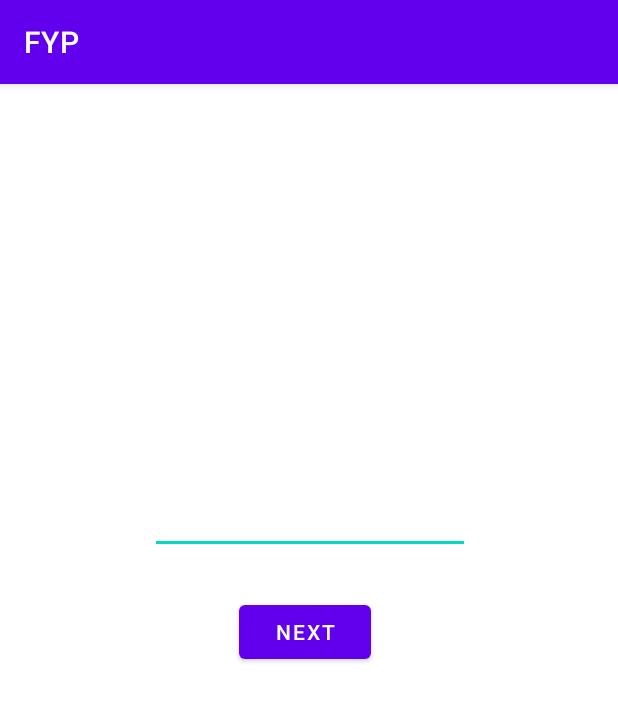
After one commit to Buster-00/OpenCV-based-Android-faceRecognition-app, an Android app: the RegisterActivity screen opened directly, with no data from a screen before it, on a phone screen of 412 x 824 dp. The commit adds this screen. Shown: the top 701 px of the screen. Run offline under Robolectric (Android 15) with nearby library versions, the phone set to English and light mode, and no system bars.

Commit message:
NameAcitivty

```diff
--- a/app/src/main/AndroidManifest.xml
+++ b/app/src/main/AndroidManifest.xml
@@ -19,6 +19,7 @@
         android:roundIcon="@mipmap/ic_launcher_round"
         android:supportsRtl="true"
         android:theme="@style/Theme.FYP">
+        <activity android:name=".RegisterActivity"></activity>
         <activity android:name=".login.LoginActivity">
             <intent-filter>
                 <action android:name="android.intent.action.MAIN" />
--- /dev/null
+++ b/app/src/main/java/com/fyp/RegisterActivity.java
@@ -0,0 +1,45 @@
+package com.fyp;
+
+import androidx.appcompat.app.AppCompatActivity;
+
+import android.content.Intent;
+import android.os.Bundle;
+import android.view.View;
+import android.widget.Button;
+import android.widget.EditText;
+
+public class RegisterActivity extends AppCompatActivity {
+
+    Button btn_next;
+    EditText tv_name;
+
+    @Override
+    protected void onCreate(Bundle savedInstanceState) {
+        super.onCreate(savedInstanceState);
+        setContentView(R.layout.activity_register);
+
+        //initialize widget
+        btn_next = findViewById(R.id.btn_next);
+        tv_name = findViewById(R.id.tv_name);
+
+        //implement onclick method
+        btn_next.setOnClickListener(new View.OnClickListener() {
+            @Override
+            public void onClick(View view) {
+                btn_next_click();
+            }
+        });
+
+
+    }
+
+    private void btn_next_click(){
+
+        //create bundle to transform data
+        Bundle bundle = new Bundle();
+        bundle.putString("name", tv_name.getText().toString());
+        Intent intent = new Intent(RegisterActivity.this, FaceDetectionActivity.class);
+        intent.putExtras(bundle);
+        startActivity(intent);
+    }
+}
--- a/app/src/main/java/com/fyp/face/PersonRecognizer.java
+++ b/app/src/main/java/com/fyp/face/PersonRecognizer.java
@@ -138,7 +138,7 @@ public class PersonRecognizer {
 
         if(counter > 0){
             if(labelsFile.max() > 1){
-                faceRecognizer.train(images, labels);
+                //faceRecognizer.train(images, labels);
 
             }
             labelsFile.Save();
@@ -164,7 +164,7 @@ public class PersonRecognizer {
         double p[] = new double[1];
         IplImage ipl = MatToIplImage(m, WIDTH, HEIGHT);
 
-        faceRecognizer.predict(ipl, n, p);
+        //faceRecognizer.predict(ipl, n, p);
 
         if(n[0] != -1)
             mProb = (int)p[0];
--- /dev/null
+++ b/app/src/main/res/layout/activity_register.xml
@@ -0,0 +1,29 @@
+<?xml version="1.0" encoding="utf-8"?>
+<androidx.constraintlayout.widget.ConstraintLayout xmlns:android="http://schemas.android.com/apk/res/android"
+    xmlns:app="http://schemas.android.com/apk/res-auto"
+    xmlns:tools="http://schemas.android.com/tools"
+    android:layout_width="match_parent"
+    android:layout_height="match_parent"
+    tools:context=".RegisterActivity">
+
+    <EditText
+        android:id="@+id/tv_name"
+        android:layout_width="wrap_content"
+        android:layout_height="wrap_content"
+        android:layout_marginStart="100dp"
+        android:layout_marginTop="268dp"
+        android:ems="10"
+        android:inputType="textPersonName"
+        app:layout_constraintStart_toStartOf="parent"
+        app:layout_constraintTop_toTopOf="parent" />
+
+    <Button
+        android:id="@+id/btn_next"
+        android:layout_width="wrap_content"
+        android:layout_height="wrap_content"
+        android:layout_marginStart="159dp"
+        android:layout_marginTop="28dp"
+        android:text="Next"
+        app:layout_constraintStart_toStartOf="parent"
+        app:layout_constraintTop_toBottomOf="@+id/tv_name" />
+</androidx.constraintlayout.widget.ConstraintLayout>
```
Also changed, not shown: app/src/main/java/com/fyp/FaceDetectionActivity.java (+56 -5 lines), app/src/main/java/com/fyp/MainActivity.java (+8 -6 lines), app/src/main/res/layout/activity_main.xml (+4 -5 lines).
